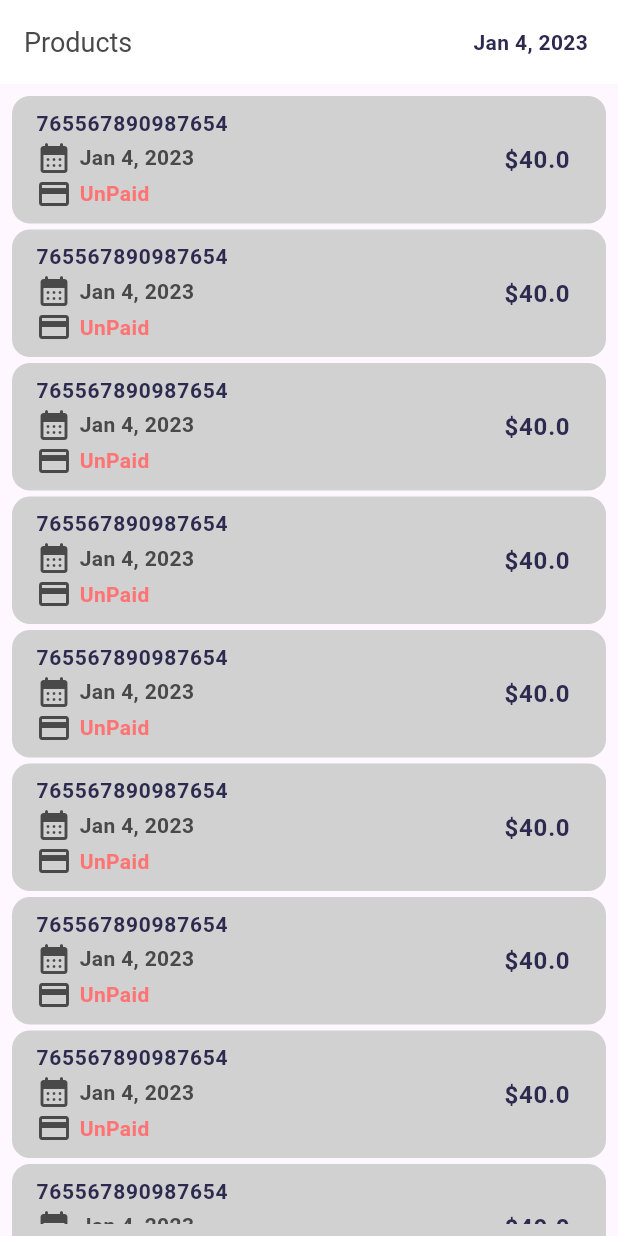
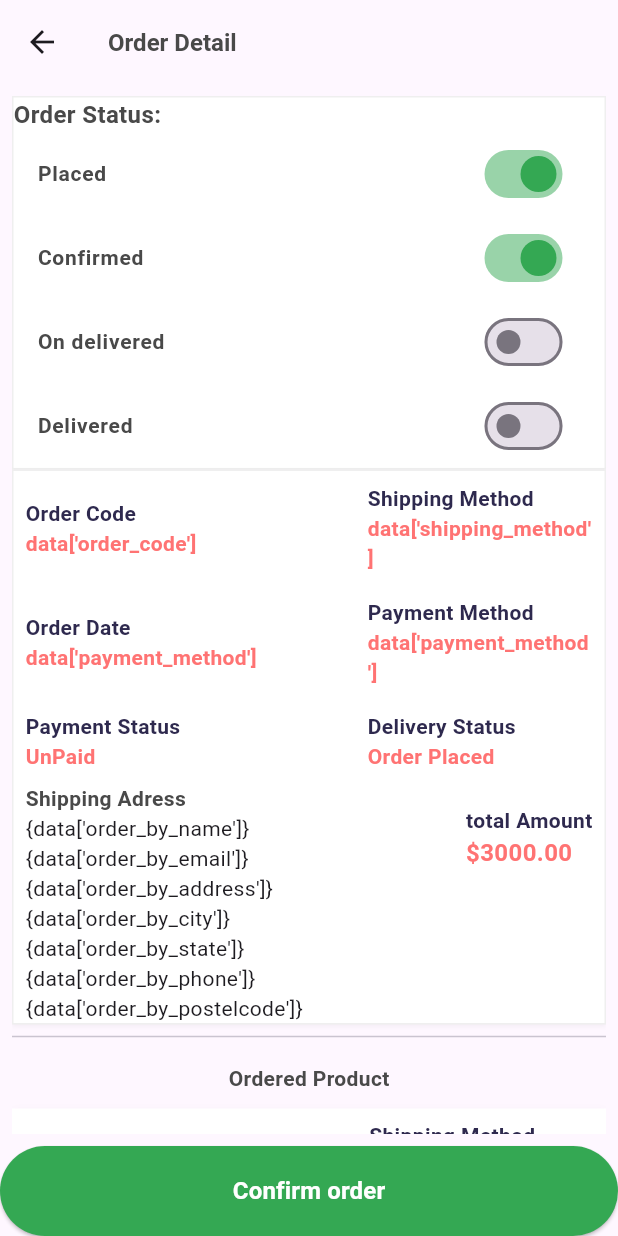
Before and after one commit to Anshramani2022/e_commerce_seller, a Flutter app: the OrderScreen screen opened directly, after a tap on "765567890987654", on a phone screen of 412 x 824 dp. Run offline on Flutter 3.47's test engine with Material 2 defaults, Android fonts, the light colour scheme and no system bars; our stand-ins replace cloud_firestore, firebase_core, get, velocity_x; accounts and stored records are empty.

Commit message:
ui complete vi 25

```diff
--- /dev/null
+++ b/lib/views/home/order_screen/component/order_placed_detail.dart
@@ -0,0 +1,30 @@
+import 'package:emart_seller/const/const.dart';
+import 'package:emart_seller/views/widget/text_style.dart';
+
+Widget orderPlaceDetails({title1, title2, d1, d2}) {
+  return Padding(
+    padding: const EdgeInsets.symmetric(horizontal: 8.0, vertical: 8),
+    child: Row(
+      mainAxisAlignment: MainAxisAlignment.spaceBetween,
+      children: [
+        Column(
+          crossAxisAlignment: CrossAxisAlignment.start,
+          children: [
+            boldText(text: "$title1", color: purpleColor),
+            boldText(text: "$d1", color: red),
+          ],
+        ),
+        SizedBox(
+          width: 150,
+          child: Column(
+            crossAxisAlignment: CrossAxisAlignment.start,
+            children: [
+              boldText(text: "$title2", color: purpleColor),
+              boldText(text: "$d2", color: red),
+            ],
+          ),
+        ),
+      ],
+    ),
+  );
+}
--- /dev/null
+++ b/lib/views/home/order_screen/order_detail.dart
@@ -0,0 +1,160 @@
+import 'package:emart_seller/const/const.dart';
+import 'package:emart_seller/views/home/order_screen/component/order_placed_detail.dart';
+import 'package:emart_seller/views/widget/ourButton.dart';
+import 'package:emart_seller/views/widget/text_style.dart';
+import 'package:intl/intl.dart' as intl;
+
+class OrderDetail extends StatelessWidget {
+  const OrderDetail({Key? key}) : super(key: key);
+
+  @override
+  Widget build(BuildContext context) {
+    return Scaffold(
+      appBar: AppBar(
+        leading: BackButton(),
+        title: boldText(text: "Order Detail", color: fontGrey, size: 16.0),
+      ),
+      bottomNavigationBar: SizedBox(
+        height: 60,
+        width: context.screenWidth,
+        child:
+            commonButton(color: green, title: "Confirm order", onPress: () {}),
+      ),
+      body: Padding(
+        padding: const EdgeInsets.all(8.0),
+        child: SingleChildScrollView(
+          physics: BouncingScrollPhysics(),
+          child: Column(
+            children: [
+              //order delivery section
+              Visibility(
+                child: Column(
+                  crossAxisAlignment: CrossAxisAlignment.start,
+                  children: [
+                    boldText(
+                        text: "Order Status: ", size: 16.0, color: fontGrey),
+                    SwitchListTile(
+                      activeColor: green,
+                      value: true,
+                      onChanged: (value) {},
+                      title: boldText(text: "Placed", color: fontGrey),
+                    ),
+                    SwitchListTile(
+                      activeColor: green,
+                      value: true,
+                      onChanged: (value) {},
+                      title: boldText(text: "Confirmed", color: fontGrey),
+                    ),
+                    SwitchListTile(
+                      activeColor: green,
+                      value: false,
+                      onChanged: (value) {},
+                      title: boldText(text: "On delivered", color: fontGrey),
+                    ),
+                    SwitchListTile(
+                      activeColor: green,
+                      value: false,
+                      onChanged: (value) {},
+                      title: boldText(text: "Delivered", color: fontGrey),
+                    ),
+                  ],
+                ).box.outerShadowSm.white.border(color: lightGrey).make(),
+              ),
+              //order detail saction
+              Column(
+                children: [
+                  orderPlaceDetails(
+                      d1: "data['order_code']",
+                      d2: "data['shipping_method']",
+                      title1: "Order Code",
+                      title2: "Shipping Method"),
+                  orderPlaceDetails(
+                      // d1: intl.DateFormat()
+                      //     .add_yMMMEd()
+                      //     .format(("data['order_date'].toDate()")),
+                      d1: "data['payment_method']",
+                      d2: "data['payment_method']",
+                      title1: "Order Date",
+                      title2: "Payment Method"),
+                  orderPlaceDetails(
+                      d1: "UnPaid",
+                      d2: "Order Placed",
+                      title1: "Payment Status",
+                      title2: "Delivery Status"),
+                  Padding(
+                    padding: const EdgeInsets.symmetric(horizontal: 8.0),
+                    child: Row(
+                      mainAxisAlignment: MainAxisAlignment.spaceBetween,
+                      children: [
+                        Column(
+                          crossAxisAlignment: CrossAxisAlignment.start,
+                          children: [
+                            // "Shipping Address".text.fontFamily(semibold).make(),
+                            boldText(text: "Shipping Adress", color: fontGrey),
+                            "{data['order_by_name']}".text.make(),
+                            "{data['order_by_email']}".text.make(),
+                            "{data['order_by_address']}".text.make(),
+                            "{data['order_by_city']}".text.make(),
+                            "{data['order_by_state']}".text.make(),
+                            "{data['order_by_phone']}".text.make(),
+                            "{data['order_by_postelcode']}".text.make(),
+                          ],
+                        ),
+                        SizedBox(
+                          height: 130,
+                          child: Column(
+                            mainAxisAlignment: MainAxisAlignment.start,
+                            crossAxisAlignment: CrossAxisAlignment.start,
+                            children: [
+                              boldText(
+                                  text: "total Amount", color: purpleColor),
+                              boldText(
+                                  text: "\$3000.00", color: red, size: 16.0),
+                            ],
+                          ),
+                        ),
+                      ],
+                    ),
+                  ),
+                ],
+              ).box.outerShadowSm.white.border(color: lightGrey).make(),
+              Divider(),
+              10.heightBox,
+              boldText(text: "Ordered Product", color: fontGrey),
+              10.heightBox,
+              ListView(
+                physics: NeverScrollableScrollPhysics(),
+                shrinkWrap: true,
+                children: List.generate(3, (index) {
+                  return Column(
+                    children: [
+                      orderPlaceDetails(
+                          d1: "data['order_code']",
+                          d2: "data['shipping_method']",
+                          title1: "Order Code",
+                          title2: "Shipping Method"),
+                      Padding(
+                        padding: const EdgeInsets.symmetric(horizontal: 16.0),
+                        child: Container(
+                          height: 20,
+                          width: 30,
+                          color: Colors.red,
+                        ),
+                      ),
+                      Divider(),
+                    ],
+                  );
+                }).toList(),
+              )
+                  .box
+                  .outerShadowMd
+                  .white
+                  .margin(EdgeInsets.only(bottom: 4))
+                  .make()
+            ],
+          ),
+        ),
+      ),
+    );
+  }
+}
--- a/lib/views/home/order_screen/order_screen.dart
+++ b/lib/views/home/order_screen/order_screen.dart
@@ -1,5 +1,7 @@
 import 'package:emart_seller/const/const.dart';
+import 'package:emart_seller/views/home/order_screen/order_detail.dart';
 import 'package:emart_seller/views/widget/appbar_widget.dart';
+import 'package:get/get.dart';
 import 'package:intl/intl.dart' as intl;
 import '../../widget/text_style.dart';
 
@@ -18,7 +20,9 @@ class OrderScreen extends StatelessWidget {
             children: List.generate(20, (index) {
               return ListTile(
                 tileColor: textfieldGrey,
-                onTap: () {},
+                onTap: () {
+                  Get.to(() => const OrderDetail());
+                },
                 shape: RoundedRectangleBorder(
                     borderRadius: BorderRadius.circular(12)),
                 title: boldText(text: "765567890987654", color: purpleColor),
```
Also changed, not shown: lib/views/home/product_screen/add_product.dart (added, +82 -0 lines), lib/views/home/product_screen/component/product_drop_down.dart (added, +14 -0 lines), lib/views/home/product_screen/component/product_images.dart (added, +15 -0 lines), lib/views/home/product_screen/product_detail.dart (added, +114 -0 lines), lib/views/home/product_screen/product_screen.dart (+16 -3 lines).
